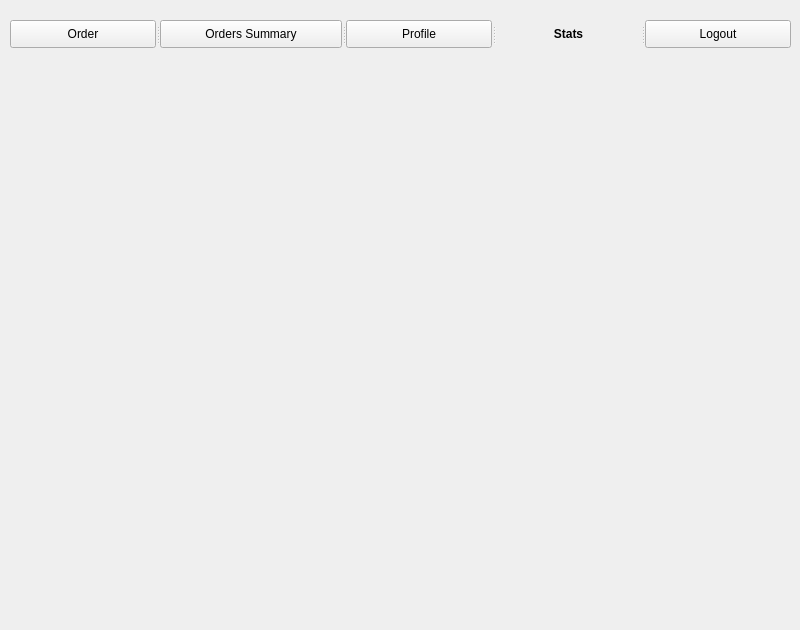
The window that src/Client/Client/UserGUI.ui (DanieleAmenta/APL-DinerHub-2021-2022) describes before a commit, drawn with Qt 5.
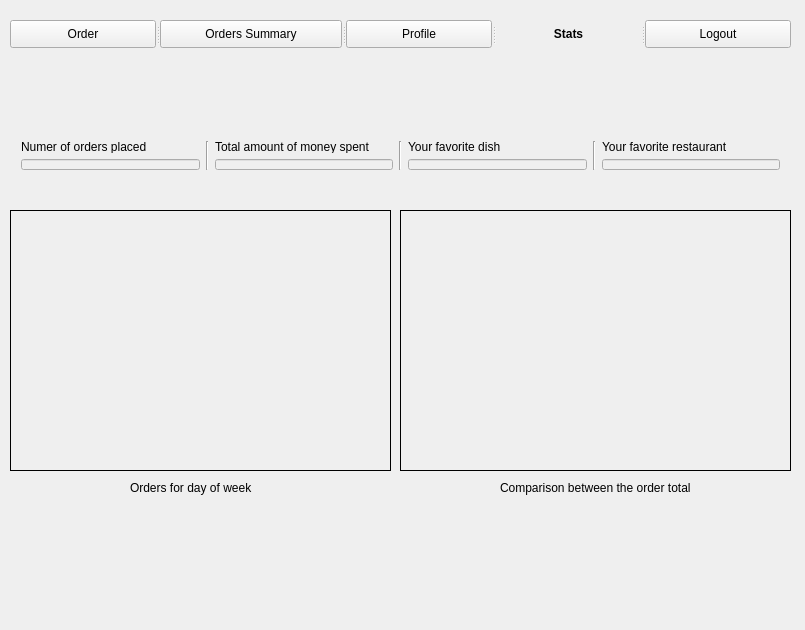
The same window after the commit. The open tabs and pages were chosen to show the change. Icons and pictures are not drawn.

Diff of the .ui file:
```diff
--- a/src/Client/Client/UserGUI.ui
+++ b/src/Client/Client/UserGUI.ui
@@ -6,7 +6,7 @@
    <rect>
     <x>0</x>
     <y>0</y>
-    <width>800</width>
+    <width>805</width>
     <height>630</height>
    </rect>
   </property>
@@ -778,6 +778,169 @@
       </property>
      </widget>
     </widget>
+    <widget class="QLabel" name="orderfordayofweek">
+     <property name="geometry">
+      <rect>
+       <x>0</x>
+       <y>200</y>
+       <width>381</width>
+       <height>261</height>
+      </rect>
+     </property>
+     <property name="frameShape">
+      <enum>QFrame::Box</enum>
+     </property>
+     <property name="text">
+      <string/>
+     </property>
+    </widget>
+    <widget class="QLabel" name="orderCost">
+     <property name="geometry">
+      <rect>
+       <x>390</x>
+       <y>200</y>
+       <width>391</width>
+       <height>261</height>
+      </rect>
+     </property>
+     <property name="frameShape">
+      <enum>QFrame::Box</enum>
+     </property>
+     <property name="text">
+      <string/>
+     </property>
+    </widget>
+    <widget class="QWidget" name="layoutWidget">
+     <property name="geometry">
+      <rect>
+       <x>0</x>
+       <y>120</y>
+       <width>781</width>
+       <height>51</height>
+      </rect>
+     </property>
+     <layout class="QHBoxLayout" name="horizontalLayout">
+      <item>
+       <layout class="QVBoxLayout" name="verticalLayout_3">
+        <item>
+         <widget class="QLabel" name="countOrderLabel">
+          <property name="text">
+           <string>Numer of orders placed</string>
+          </property>
+         </widget>
+        </item>
+        <item>
+         <widget class="QLineEdit" name="countOrderLineEdit">
+          <property name="enabled">
+           <bool>false</bool>
+          </property>
+         </widget>
+        </item>
+       </layout>
+      </item>
+      <item>
+       <widget class="Line" name="line_2">
+        <property name="orientation">
+         <enum>Qt::Vertical</enum>
+        </property>
+       </widget>
+      </item>
+      <item>
+       <layout class="QVBoxLayout" name="verticalLayout_6">
+        <item>
+         <widget class="QLabel" name="totalOrderLabel">
+          <property name="text">
+           <string>Total amount of money spent</string>
+          </property>
+         </widget>
+        </item>
+        <item>
+         <widget class="QLineEdit" name="totalOrderLineEdit">
+          <property name="enabled">
+           <bool>false</bool>
+          </property>
+         </widget>
+        </item>
+       </layout>
+      </item>
+      <item>
+       <widget class="Line" name="line_3">
+        <property name="orientation">
+         <enum>Qt::Vertical</enum>
+        </property>
+       </widget>
+      </item>
+      <item>
+       <layout class="QVBoxLayout" name="verticalLayout_8">
+        <item>
+         <widget class="QLabel" name="bestDishLabel">
+          <property name="text">
+           <string>Your favorite dish</string>
+          </property>
+         </widget>
+        </item>
+        <item>
+         <widget class="QLineEdit" name="bestDishLineEdit">
+          <property name="enabled">
+           <bool>false</bool>
+          </property>
+         </widget>
+        </item>
+       </layout>
+      </item>
+      <item>
+       <widget class="Line" name="line_4">
+        <property name="orientation">
+         <enum>Qt::Vertical</enum>
+        </property>
+       </widget>
+      </item>
+      <item>
+       <layout class="QVBoxLayout" name="verticalLayout_7">
+        <item>
+         <widget class="QLabel" name="favouriteRestaurantLabel">
+          <property name="text">
+           <string>Your favorite restaurant</string>
+          </property>
+         </widget>
+        </item>
+        <item>
+         <widget class="QLineEdit" name="favouriteRestaurantLineEdit">
+          <property name="enabled">
+           <bool>false</bool>
+          </property>
+         </widget>
+        </item>
+       </layout>
+      </item>
+     </layout>
+    </widget>
+    <widget class="QLabel" name="label_3">
+     <property name="geometry">
+      <rect>
+       <x>120</x>
+       <y>470</y>
+       <width>131</width>
+       <height>16</height>
+      </rect>
+     </property>
+     <property name="text">
+      <string>Orders for day of week</string>
+     </property>
+    </widget>
+    <widget class="QLabel" name="label_4">
+     <property name="geometry">
+      <rect>
+       <x>490</x>
+       <y>470</y>
+       <width>211</width>
+       <height>16</height>
+      </rect>
+     </property>
+     <property name="text">
+      <string>Comparison between the order total</string>
+     </property>
+    </widget>
    </widget>
   </widget>
  </widget>
```
Left out of the diff: 6 changed lines with no effect on the pictures.
